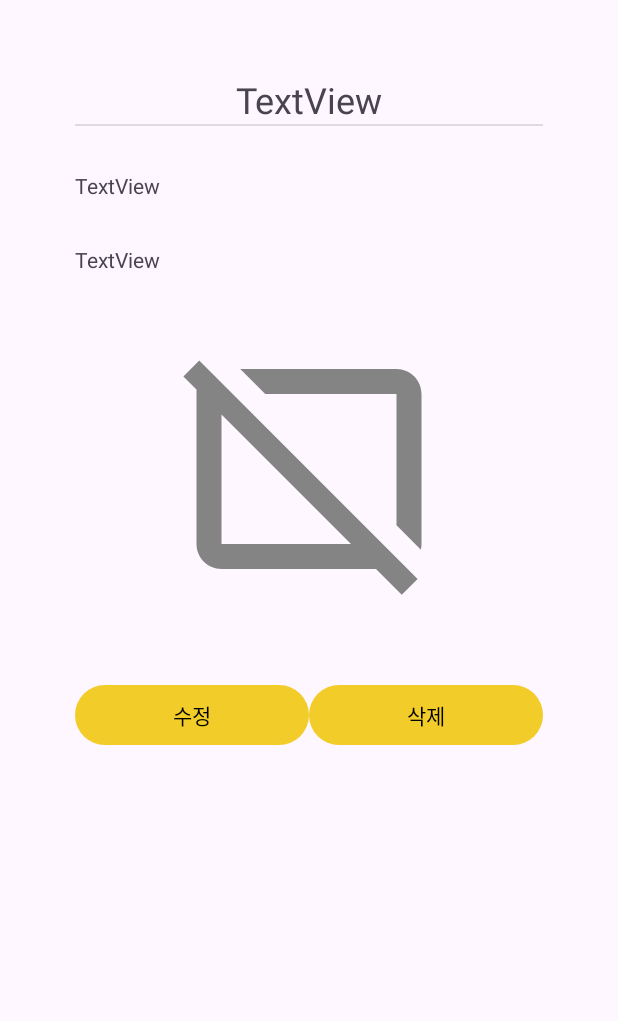
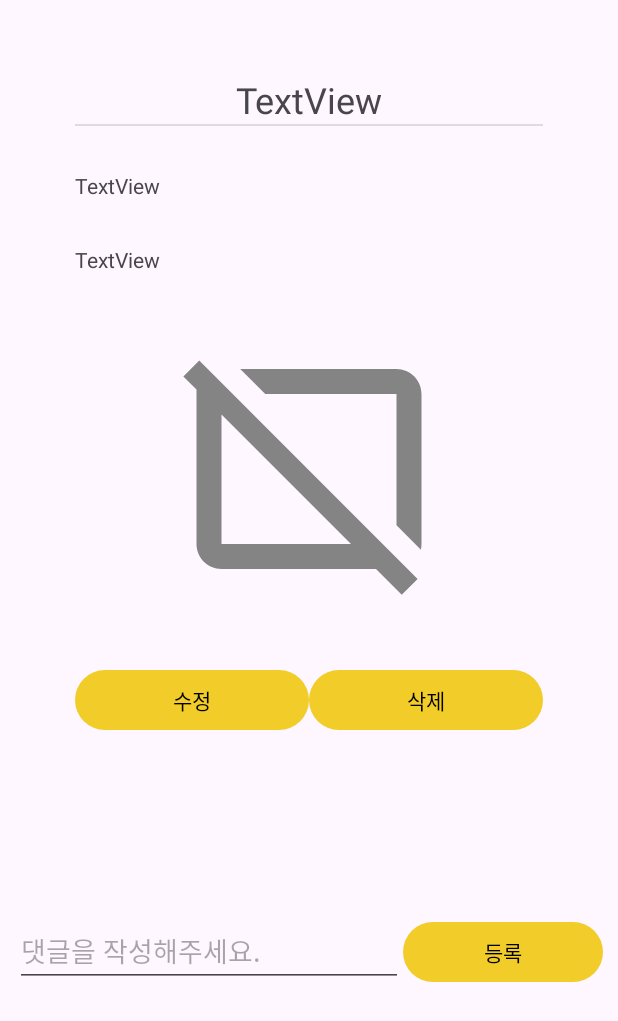
Before and after one commit to isDohyeon/solo-life-talk, an Android app: the TalkDetailActivity screen opened directly, with no data from a screen before it, on a phone screen of 412 x 824 dp. Shown: the top 1021 px of the screen. Run offline under Robolectric (Android 15) with nearby library versions, the phone set to English and light mode, and no system bars; our stand-ins replace Firebase (no records; nobody signed in at launch, a user with empty details on screens opened directly); pictures from the network do not load.

Commit message:
feat(comments) : 댓글 기능 구현

```diff
--- /dev/null
+++ b/app/src/main/java/hnu/multimedia/sololifetalk/ui/talk/comments/CommentAdapter.kt
@@ -0,0 +1,28 @@
+package hnu.multimedia.sololifetalk.ui.talk.comments
+
+import android.view.LayoutInflater
+import android.view.ViewGroup
+import androidx.recyclerview.widget.RecyclerView
+import hnu.multimedia.sololifetalk.databinding.CommentItemBinding
+
+class CommentAdapter(
+    private val list: List<CommentModel>,
+) : RecyclerView.Adapter<CommentAdapter.ViewHolder>() {
+
+    class ViewHolder(val binding: CommentItemBinding) : RecyclerView.ViewHolder(binding.root)
+
+    override fun onCreateViewHolder(parent: ViewGroup, viewType: Int): ViewHolder {
+        val inflater = LayoutInflater.from(parent.context)
+        val itemBinding = CommentItemBinding.inflate(inflater, parent, false)
+        return ViewHolder(itemBinding)
+    }
+
+    override fun getItemCount(): Int {
+        return list.size
+    }
+
+    override fun onBindViewHolder(holder: ViewHolder, position: Int) {
+        holder.binding.textViewComment.text = list[position].comment
+        holder.binding.textViewEmail.text = list[position].email
+    }
+}
--- /dev/null
+++ b/app/src/main/java/hnu/multimedia/sololifetalk/ui/talk/comments/CommentModel.kt
@@ -0,0 +1,6 @@
+package hnu.multimedia.sololifetalk.ui.talk.comments
+
+data class CommentModel(
+    var email: String = "",
+    var comment: String = ""
+)
--- a/app/src/main/java/hnu/multimedia/sololifetalk/util/FirebaseRef.kt
+++ b/app/src/main/java/hnu/multimedia/sololifetalk/util/FirebaseRef.kt
@@ -10,5 +10,6 @@ class FirebaseRef {
         val contents = database.getReference("contents")
         val bookmarks = database.getReference("bookmarks")
         val talks = database.getReference("talks")
+        val comments = database.getReference("comments")
     }
 }
--- a/app/src/main/res/layout/activity_talk_detail.xml
+++ b/app/src/main/res/layout/activity_talk_detail.xml
@@ -1,13 +1,24 @@
 <?xml version="1.0" encoding="utf-8"?>
+
 <LinearLayout xmlns:android="http://schemas.android.com/apk/res/android"
     xmlns:app="http://schemas.android.com/apk/res-auto"
     xmlns:tools="http://schemas.android.com/tools"
+    android:layout_width="match_parent"
+    android:layout_height="match_parent"
+    android:orientation="vertical">
+
+    <ScrollView
+        android:layout_width="match_parent"
+        android:layout_height="600dp">
+
+        <LinearLayout
             android:id="@+id/main"
             android:layout_width="match_parent"
-    android:layout_height="match_parent"
+            android:layout_height="wrap_content"
             android:orientation="vertical"
             android:padding="50dp"
             tools:context=".ui.talk.TalkDetailActivity">
+
 
             <TextView
                 android:id="@+id/textViewTitle"
@@ -47,7 +58,8 @@
             <LinearLayout
                 android:layout_width="match_parent"
                 android:layout_height="wrap_content"
-        android:layout_marginTop="40dp"
+                android:layout_marginTop="30dp"
+                android:layout_marginBottom="30dp"
                 android:orientation="horizontal">
 
                 <Button
@@ -64,4 +76,36 @@
                     android:layout_weight="1"
                     android:text="삭제" />
             </LinearLayout>
+
+            <androidx.recyclerview.widget.RecyclerView
+                android:id="@+id/recyclerViewComments"
+                android:layout_width="match_parent"
+                android:layout_height="wrap_content" />
+
         </LinearLayout>
+
+    </ScrollView>
+
+    <LinearLayout
+        android:layout_width="match_parent"
+        android:layout_height="wrap_content"
+        android:padding="10dp">
+
+        <EditText
+            android:id="@+id/editTextComments"
+            android:layout_width="wrap_content"
+            android:layout_height="wrap_content"
+            android:layout_weight="1"
+            android:ems="10"
+            android:hint="댓글을 작성해주세요."
+            android:inputType="text" />
+
+        <Button
+            android:id="@+id/buttonComments"
+            android:layout_width="wrap_content"
+            android:layout_height="wrap_content"
+            android:layout_weight="1"
+            android:text="등록" />
+    </LinearLayout>
+
+</LinearLayout>
```
Also changed, not shown: app/src/main/java/hnu/multimedia/sololifetalk/ui/talk/TalkDetailActivity.kt (+40 -4 lines), app/src/main/res/layout/comment_item.xml (added, +39 -0 lines). Lines whose indentation alone changed are shown as unchanged.
